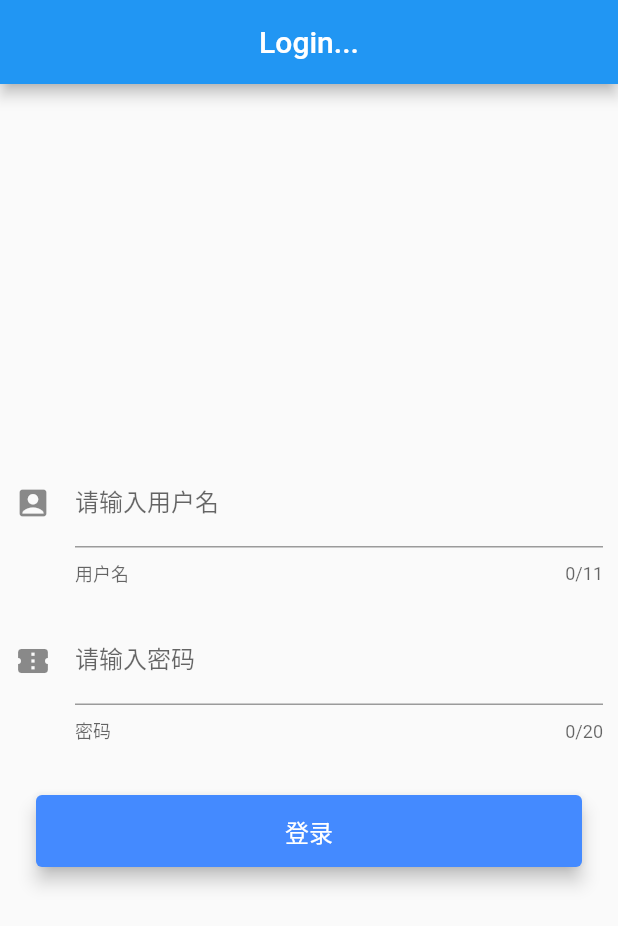
After one commit to kotlinic/appIncubator, a Flutter app: the Login screen opened directly, after a tap on "登录", on a phone screen of 412 x 824 dp. The commit adds this screen. Shown: the top 926 px of the screen. Run offline on Flutter 3.47's test engine with Material 2 defaults, Android fonts, the light colour scheme and no system bars.

Commit message:
login page & load assert images(need check)

```diff
--- a/lib/bean/item_data_empty.dart
+++ b/lib/bean/item_data_empty.dart
@@ -22,7 +22,7 @@ class ItemDataEmpty {
     if (json["children"] != null) {
       children = [];
       json["children"].forEach((v) {
-        children.add(dynamic.fromJson(v));
+//        children.add(dynamic.fromJson(v));
       });
     }
     courseId = json["courseId"];
--- /dev/null
+++ b/lib/login.dart
@@ -0,0 +1,200 @@
+import 'package:flutter/material.dart';
+//import 'package:fluttertoast/fluttertoast.dart';
+import './main2_tab.dart';
+
+void main() {
+  runApp(new MaterialApp(title: 'tabdemo', home: new Login()));
+}
+
+class Login extends StatefulWidget {
+  @override
+  _LoginState createState() => _LoginState();
+}
+
+class _LoginState extends State<Login> {
+  @override
+  Widget build(BuildContext context) {
+
+    var usernameController = new TextEditingController();
+    var userPwdController = new TextEditingController();
+
+    return new Scaffold(
+      //避免键盘弹出，界面超出屏幕
+      //      resizeToAvoidBottomPadding: false,
+      appBar: new AppBar(
+        title: new Text('Login...'),
+        iconTheme: new IconThemeData(color: Colors.red),
+        //文字title居中
+        centerTitle: true,
+      ),
+      //使用ScrollView包装一下，否则键盘弹出时会报错空间溢出
+      body: new SingleChildScrollView(
+        child: new ConstrainedBox(
+          constraints: new BoxConstraints(
+            minHeight: 120.0,
+          ),
+          child: new Column(
+            //MainAxisSize在主轴方向占有空间的值，默认是max。还有一个min
+            mainAxisSize: MainAxisSize.max,
+            //MainAxisAlignment：主轴方向上的对齐方式，会对child的位置起作用，默认是start。
+            mainAxisAlignment: MainAxisAlignment.start,
+            //里面的控件肯定不止一个
+            children: <Widget>[
+              //上面的logo图
+              new Padding(
+                  padding: new EdgeInsets.fromLTRB(10.0, 30.0, 10.0, 10.0),
+                  child: Container(
+                    /*child: new Image.asset(
+                      //                      'https://timgsa.baidu.com/timg?image&quality=80&size=b9999_10000&sec=1545912308837&di=5423182586ff7c6513b1b92c013ffab8&imgtype=0&src=http%3A%2F%2Fimg.pptjia.com%2Fimage%2F20180117%2Ff4b76385a3ccdbac48893cc6418806d5.jpg',
+                      'images/timg.jpg',
+                      scale: 1.0,
+                    ),*/
+                    width: 300.0,
+                    height: 200.0,
+                    //                color: Colors.lightBlue,
+                  )),
+
+              //第一个输入框
+              //注意这个给控件设置Padding的方式，先创建padding，控件再放里面
+              Padding(
+                padding: EdgeInsets.all(10.0),
+                //用户名输入框
+                child: TextField(
+                  //控制器
+                  controller: usernameController,
+                  maxLength: 11,
+                  maxLines: 1,
+                  //是否自动更正
+                  autocorrect: true,
+                  //是否自动对焦
+                  //              autofocus: true,
+                  decoration: new InputDecoration(
+                      //                hintText: "请输入用户名",
+                      labelText: "请输入用户名",
+                      helperText: "用户名",
+                      icon: new Icon(Icons.account_box),
+
+                  ),
+                  onChanged: (text) {
+                    //内容改变的回调
+                    print('change $text');
+                  },
+                  onSubmitted: (text) {
+                    //内容提交(按回车)的回调
+                    print('submit $text');
+                  },
+                ),
+              ),
+              //第二个输入框
+              Padding(
+                padding: EdgeInsets.all(10.0),
+                //密码输入框
+                child: TextField(
+                  //控制器
+                  controller: userPwdController,
+                  maxLength: 20,
+                  maxLines: 1,
+                  //是否自动更正
+                  autocorrect: true,
+                  //是否自动对焦
+                  //              autofocus: true,
+                  //是否是密码
+                  obscureText: true,
+                  //修改其他属性，
+                  decoration: new InputDecoration(
+                      //                  hintText: "请输入密码",
+                      labelText: "请输入密码",
+                      helperText: "密码",
+                      icon: new Icon(Icons.confirmation_number),
+
+                  ),
+                  //输入类型
+                  keyboardType: TextInputType.number,
+                  onChanged: (text) {
+                    //内容改变的回调
+                    print('change $text');
+                  },
+                  onSubmitted: (text) {
+                    //内容提交(按回车)的回调
+                    print('submit $text');
+                  },
+                ),
+              ),
+              Container(
+                //这里写800已经超出屏幕了，可以理解为match_parent
+                width: 800.0,
+                margin: new EdgeInsets.fromLTRB(10.0, 10.0, 10.0, 10.0),
+                padding: new EdgeInsets.fromLTRB(10.0, 10.0, 10.0, 10.0),
+                //类似cardview
+                child: new Card(
+                  color: Colors.blueAccent,
+                  elevation: 5.0,
+                  child: new FlatButton(
+                      disabledColor: Colors.grey,
+                      disabledTextColor: Colors.black,
+                      onPressed: () {
+                        if (usernameController.text.isEmpty) {
+                          //第三方的插件Toast，https://pub.dartlang.org/packages/fluttertoast
+                          /*Fluttertoast.showToast(
+                              msg: "用户名不能为空哦",
+                              toastLength: Toast.LENGTH_SHORT,
+                              gravity: ToastGravity.BOTTOM,
+                              timeInSecForIos: 1,
+                              backgroundColor: Colors.white,
+                              textColor: Colors.black);*/
+                        } else if (userPwdController.text.isEmpty) {
+                         /* Fluttertoast.showToast(
+                              msg: "密码不能为空哦",
+                              toastLength: Toast.LENGTH_SHORT,
+                              gravity: ToastGravity.BOTTOM,
+                              timeInSecForIos: 1,
+                              backgroundColor: Colors.white,
+                              textColor: Colors.black);*/
+                        } else {
+                          //弹出对话框，里面写着账号和密码
+                          showDialog(
+                              context: context,
+                              builder: (_) {
+                                return AlertDialog(
+                                  title: Text("对话框"),
+                                  content: Text(usernameController.text +
+                                      "\n" +
+                                      userPwdController.text),
+                                  actions: <Widget>[
+                                    FlatButton(
+                                        onPressed: () {
+                                          Navigator.of(context).pop();
+                                        },
+                                        child: Text("取消")),
+                                    FlatButton(
+                                        //点击确定跳转到下一个界面，也就是HomePage
+                                        onPressed: () {
+                                          Navigator.push(
+                                              context,
+                                              MaterialPageRoute(
+                                                  builder: (context) =>
+                                                      new HomePage()));
+                                        },
+                                        child: Text("确定")),
+                                  ],
+                                );
+                              });
+                        }
+                      },
+                      child: new Padding(
+                        padding: new EdgeInsets.all(10.0),
+                        child: new Text(
+                          '登录',
+                          style: new TextStyle(
+                              color: Colors.white, fontSize: 16.0),
+                        ),
+                      )),
+                ),
+              )
+            ],
+          ),
+        ),
+      ),
+    );
+  }
+}
--- a/lib/main.dart
+++ b/lib/main.dart
@@ -1,4 +1,6 @@
 import 'package:flutter/material.dart';
+
+import 'main2_tab.dart';
 
 void main() => runApp(MyApp());
 
@@ -9,12 +11,36 @@ class MyApp extends StatelessWidget {
       title: 'Welcome to Flutter',
       home: Scaffold(
         appBar: AppBar(
-          title: Text('Welcome to Flutter zm'),
+          title: Text('Welcome to Flutter zm..'),
         ),
         body: Center(
           child: Text('Hello World'),
+
         ),
       ),
     );
   }
+
+/*  @override
+  Widget build(BuildContext context) {
+    return Column(
+      children: <Widget>[
+        Row(
+          children: <Widget>[
+            RaisedButton(
+              child:Text('普通按钮'),
+              onPressed: (){
+                print("这是一个普通按钮");
+                *//*Navigator.push(
+                    context,
+                    MaterialPageRoute(
+                        builder: (context) =>
+                        new HomePage()));*//*
+              },
+            ),
+          ],
+        ),
+      ],
+    );
+  }*/
 }
--- a/pubspec.yaml
+++ b/pubspec.yaml
@@ -34,7 +34,6 @@ dev_dependencies:
     sdk: flutter
   integration_test:
     sdk: flutter
-
 # For information on the generic Dart part of this file, see the
 # following page: https://dart.dev/tools/pub/pubspec
 
@@ -76,3 +75,5 @@ flutter:
   #
   # For details regarding fonts from package dependencies,
   # see https://flutter.dev/custom-fonts/#from-packages
+#  assets:
+#    -images/timg.jpg
```
Also changed, not shown: lib/images/timg.jpg (added).
